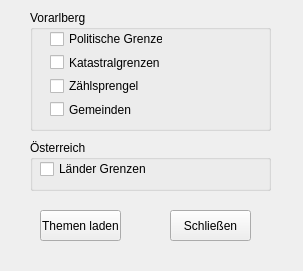
This is tools/gui_grenzen.ui in klausib/VogisMenu as Qt 5 draws it before an edit. The edited form follows.
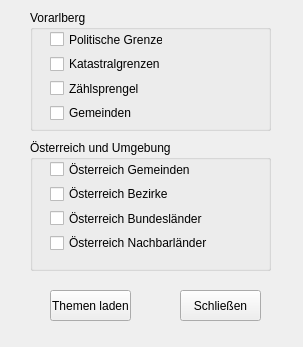
This is the edited form.

Commit message: Änderung Aufruf Grenzen, Infofenster bei GST Suche

```diff
--- a/tools/gui_grenzen.ui
+++ b/tools/gui_grenzen.ui
@@ -7,7 +7,7 @@
     <x>0</x>
     <y>0</y>
     <width>303</width>
-    <height>271</height>
+    <height>347</height>
    </rect>
   </property>
   <property name="windowTitle">
@@ -31,7 +31,7 @@
       <x>20</x>
       <y>20</y>
       <width>113</width>
-      <height>88</height>
+      <height>92</height>
      </rect>
     </property>
     <layout class="QVBoxLayout" name="verticalLayout">
@@ -84,34 +84,70 @@
      <x>30</x>
      <y>140</y>
      <width>241</width>
-     <height>51</height>
+     <height>131</height>
     </rect>
    </property>
    <property name="title">
-    <string>Österreich</string>
+    <string>Österreich und Umgebung</string>
    </property>
-   <widget class="QCheckBox" name="ckLaendergrenzen">
+   <widget class="QWidget" name="verticalLayoutWidget">
     <property name="geometry">
      <rect>
-      <x>10</x>
+      <x>20</x>
       <y>20</y>
-      <width>111</width>
-      <height>18</height>
+      <width>160</width>
+      <height>92</height>
      </rect>
     </property>
-    <property name="text">
-     <string>Länder Grenzen</string>
-    </property>
-    <attribute name="buttonGroup">
-     <string>buttonGroup</string>
-    </attribute>
+    <layout class="QVBoxLayout" name="verticalLayout_2">
+     <item>
+      <widget class="QCheckBox" name="ckOGemeinden">
+       <property name="text">
+        <string>Österreich Gemeinden</string>
+       </property>
+       <attribute name="buttonGroup">
+        <string>buttonGroup</string>
+       </attribute>
+      </widget>
+     </item>
+     <item>
+      <widget class="QCheckBox" name="ckOBezirke">
+       <property name="text">
+        <string>Österreich Bezirke</string>
+       </property>
+       <attribute name="buttonGroup">
+        <string>buttonGroup</string>
+       </attribute>
+      </widget>
+     </item>
+     <item>
+      <widget class="QCheckBox" name="ckOBundeslaender">
+       <property name="text">
+        <string>Österreich Bundesländer</string>
+       </property>
+       <attribute name="buttonGroup">
+        <string>buttonGroup</string>
+       </attribute>
+      </widget>
+     </item>
+     <item>
+      <widget class="QCheckBox" name="ckONachbarlaender">
+       <property name="text">
+        <string>Österreich Nachbarländer</string>
+       </property>
+       <attribute name="buttonGroup">
+        <string>buttonGroup</string>
+       </attribute>
+      </widget>
+     </item>
+    </layout>
    </widget>
   </widget>
   <widget class="QPushButton" name="btnAbbrechen">
    <property name="geometry">
     <rect>
-     <x>170</x>
-     <y>210</y>
+     <x>180</x>
+     <y>290</y>
      <width>81</width>
      <height>31</height>
     </rect>
@@ -123,8 +159,8 @@
   <widget class="QPushButton" name="btnLaden">
    <property name="geometry">
     <rect>
-     <x>40</x>
-     <y>210</y>
+     <x>50</x>
+     <y>290</y>
      <width>81</width>
      <height>31</height>
     </rect>
```
The commit also changes 8 other files.
